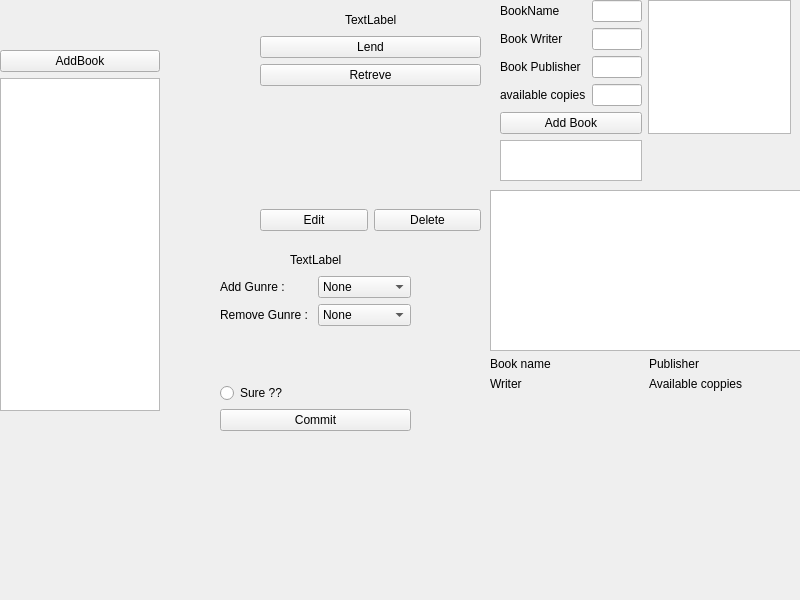
Above: Admin_page/adminpage.ui from meh3one/Ap-FinalProj before the change. Below: the same form after it.
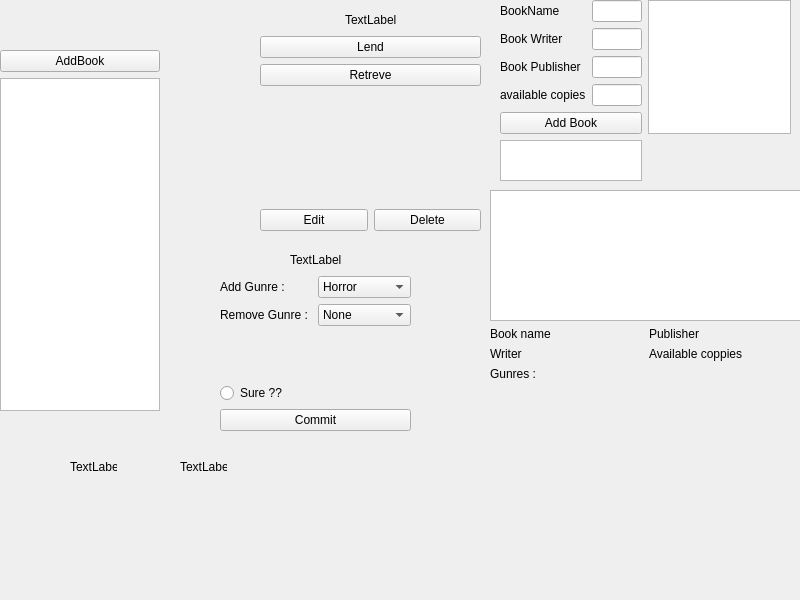
That is the form after the change.

The edit to the form file:
```diff
--- a/Admin_page/adminpage.ui
+++ b/Admin_page/adminpage.ui
@@ -110,7 +110,7 @@
       <x>490</x>
       <y>190</y>
       <width>311</width>
-      <height>201</height>
+      <height>191</height>
      </rect>
     </property>
     <layout class="QGridLayout" name="Read_Widget">
@@ -145,6 +145,13 @@
      <item row="0" column="0" colspan="2">
       <widget class="QTextBrowser" name="Read__output"/>
      </item>
+     <item row="3" column="0" colspan="2">
+      <widget class="QLabel" name="Read_Gunre_lable">
+       <property name="text">
+        <string>Gunres :</string>
+       </property>
+      </widget>
+     </item>
     </layout>
    </widget>
    <widget class="QWidget" name="AddBook_Widget" native="true">
@@ -250,7 +257,7 @@
         <widget class="QComboBox" name="Gunre_Add_combo">
          <item>
           <property name="text">
-           <string>None</string>
+           <string>Horror</string>
           </property>
          </item>
          <item>
@@ -426,6 +433,32 @@
      </item>
     </layout>
    </widget>
+   <widget class="QLabel" name="labe_1l">
+    <property name="geometry">
+     <rect>
+      <x>70</x>
+      <y>460</y>
+      <width>47</width>
+      <height>13</height>
+     </rect>
+    </property>
+    <property name="text">
+     <string>TextLabel</string>
+    </property>
+   </widget>
+   <widget class="QLabel" name="label_2">
+    <property name="geometry">
+     <rect>
+      <x>180</x>
+      <y>460</y>
+      <width>47</width>
+      <height>13</height>
+     </rect>
+    </property>
+    <property name="text">
+     <string>TextLabel</string>
+    </property>
+   </widget>
   </widget>
  </widget>
  <resources/>
```
Left out of the diff: 16 changed lines with no effect on the pictures.
